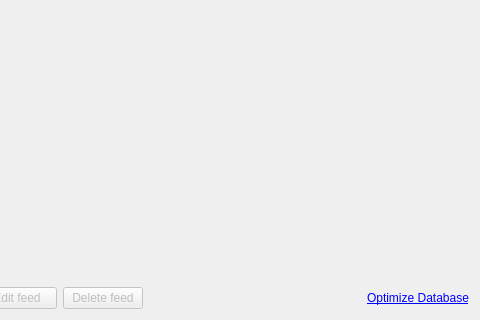
First picture: the form in src/rss/rssmanager.ui, repository QupZilla/qupzilla, before the edit; both pictures show x 120 to 600 and y 90 to 410 of the 600 by 410 pixel window.
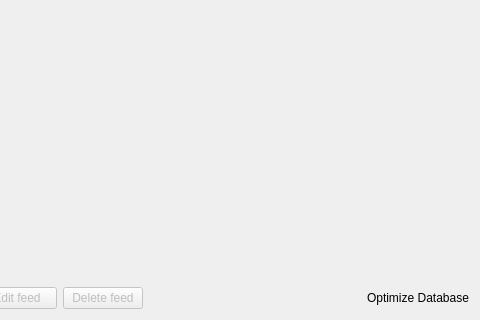
Second picture: the form after the edit. Icons and pictures are not drawn. Custom widgets are drawn as their Qt base class.

Patch:
```diff
--- a/src/rss/rssmanager.ui
+++ b/src/rss/rssmanager.ui
@@ -103,10 +103,6 @@
        <property name="cursor">
         <cursorShape>PointingHandCursor</cursorShape>
        </property>
-       <property name="styleSheet">
-        <string notr="true">color: blue;
-text-decoration: underline;</string>
-       </property>
        <property name="text">
         <string>Optimize Database</string>
        </property>
```
Left out of the diff: 6 changed lines with no effect on the pictures.
